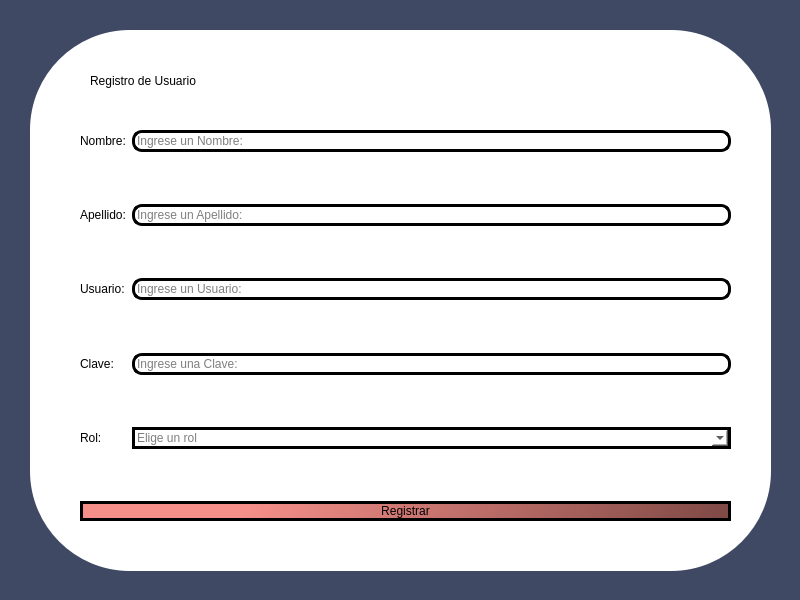
Before: the Qt Designer form Proyecto/Interfaces/Ui/Registrar.ui in EdCenten0/MAPA-Python, drawn with Qt 5.
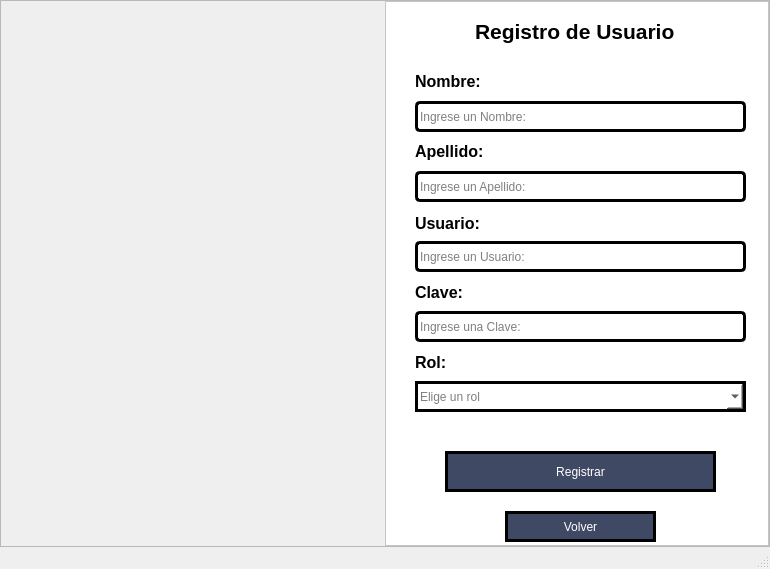
After: the same form once the commit is applied. Icons and pictures are not drawn.

What changed in the file:
```diff
--- a/Proyecto/Interfaces/Ui/Registrar.ui
+++ b/Proyecto/Interfaces/Ui/Registrar.ui
@@ -9,211 +9,272 @@
    <rect>
     <x>0</x>
     <y>0</y>
-    <width>800</width>
-    <height>600</height>
+    <width>770</width>
+    <height>569</height>
    </rect>
   </property>
   <property name="windowTitle">
    <string>Registrar</string>
   </property>
+  <property name="windowOpacity">
+   <double>1.000000000000000</double>
+  </property>
+  <property name="autoFillBackground">
+   <bool>false</bool>
+  </property>
   <property name="styleSheet">
-   <string notr="true">background-color: rgb(63, 73, 100);</string>
+   <string notr="true"/>
+  </property>
+  <property name="toolButtonStyle">
+   <enum>Qt::ToolButtonIconOnly</enum>
   </property>
   <widget class="QWidget" name="centralwidget">
+   <layout class="QVBoxLayout" name="verticalLayout">
+    <property name="spacing">
+     <number>0</number>
+    </property>
+    <property name="leftMargin">
+     <number>0</number>
+    </property>
+    <property name="topMargin">
+     <number>0</number>
+    </property>
+    <property name="rightMargin">
+     <number>0</number>
+    </property>
+    <property name="bottomMargin">
+     <number>0</number>
+    </property>
+    <item>
    <widget class="QFrame" name="frame">
-    <property name="geometry">
-     <rect>
-      <x>30</x>
-      <y>30</y>
-      <width>741</width>
-      <height>541</height>
-     </rect>
-    </property>
-    <property name="styleSheet">
-     <string notr="true">background-color: rgb(255, 255, 255);
-border-radius:100px;</string>
-    </property>
     <property name="frameShape">
      <enum>QFrame::StyledPanel</enum>
     </property>
     <property name="frameShadow">
      <enum>QFrame::Raised</enum>
     </property>
+      <layout class="QHBoxLayout" name="horizontalLayout">
+       <property name="spacing">
+        <number>0</number>
+       </property>
+       <property name="leftMargin">
+        <number>0</number>
+       </property>
+       <property name="topMargin">
+        <number>0</number>
+       </property>
+       <property name="rightMargin">
+        <number>0</number>
+       </property>
+       <property name="bottomMargin">
+        <number>0</number>
+       </property>
+       <item>
     <widget class="QLabel" name="label">
-     <property name="geometry">
-      <rect>
-       <x>580</x>
-       <y>10</y>
-       <width>81</width>
-       <height>81</height>
-      </rect>
-     </property>
      <property name="styleSheet">
-      <string notr="true">
-border-radius: 40px;
-border-image: url(:/Imagenes/Logo MAPA.png);
+          <string notr="true">border-image: url(:/Imagenes/Fondo Registrar.jpg);
 </string>
      </property>
      <property name="text">
       <string/>
      </property>
     </widget>
-    <widget class="QWidget" name="formLayoutWidget">
+       </item>
+       <item>
+        <widget class="QFrame" name="frame_2">
+         <property name="styleSheet">
+          <string notr="true">
+background-color: rgb(255, 255, 255);
+</string>
+         </property>
+         <property name="frameShape">
+          <enum>QFrame::StyledPanel</enum>
+         </property>
+         <property name="frameShadow">
+          <enum>QFrame::Raised</enum>
+         </property>
+         <widget class="QLabel" name="label_13">
      <property name="geometry">
       <rect>
-       <x>50</x>
-       <y>100</y>
-       <width>651</width>
-       <height>391</height>
-      </rect>
-     </property>
-     <layout class="QFormLayout" name="formLayout">
-      <item row="0" column="0">
-       <widget class="QLabel" name="label_3">
+            <x>90</x>
+            <y>10</y>
+            <width>211</width>
+            <height>41</height>
+           </rect>
+          </property>
+          <property name="font">
+           <font>
+            <family>MS Shell Dlg 2</family>
+            <pointsize>16</pointsize>
+            <weight>75</weight>
+            <italic>false</italic>
+            <bold>true</bold>
+           </font>
+          </property>
+          <property name="styleSheet">
+           <string notr="true"/>
+          </property>
+          <property name="text">
+           <string>Registro de Usuario</string>
+          </property>
+         </widget>
+         <widget class="QLabel" name="label_14">
+          <property name="geometry">
+           <rect>
+            <x>30</x>
+            <y>70</y>
+            <width>81</width>
+            <height>21</height>
+           </rect>
+          </property>
+          <property name="font">
+           <font>
+            <pointsize>12</pointsize>
+            <weight>75</weight>
+            <bold>true</bold>
+           </font>
+          </property>
         <property name="text">
          <string>Nombre:</string>
         </property>
        </widget>
-      </item>
-      <item row="0" column="1">
        <widget class="QLineEdit" name="line_nombre">
+          <property name="geometry">
+           <rect>
+            <x>30</x>
+            <y>100</y>
+            <width>331</width>
+            <height>31</height>
+           </rect>
+          </property>
         <property name="styleSheet">
          <string notr="true">border: 3px solid black;
-border-radius: 10px;</string>
+border-radius: 5px;</string>
         </property>
         <property name="placeholderText">
          <string>Ingrese un Nombre:</string>
         </property>
        </widget>
-      </item>
-      <item row="1" column="0" colspan="2">
-       <spacer name="verticalSpacer">
-        <property name="orientation">
-         <enum>Qt::Vertical</enum>
-        </property>
-        <property name="sizeHint" stdset="0">
-         <size>
-          <width>20</width>
-          <height>40</height>
-         </size>
-        </property>
-       </spacer>
-      </item>
-      <item row="2" column="0">
-       <widget class="QLabel" name="label_2">
-        <property name="text">
-         <string>Apellido:</string>
-        </property>
-       </widget>
-      </item>
-      <item row="2" column="1">
        <widget class="QLineEdit" name="line_apellido">
+          <property name="geometry">
+           <rect>
+            <x>30</x>
+            <y>170</y>
+            <width>331</width>
+            <height>31</height>
+           </rect>
+          </property>
         <property name="styleSheet">
          <string notr="true">border: 3px solid black;
-border-radius: 10px;</string>
+border-radius: 5px;</string>
         </property>
         <property name="placeholderText">
          <string>Ingrese un Apellido:</string>
         </property>
        </widget>
-      </item>
-      <item row="3" column="0" colspan="2">
-       <spacer name="verticalSpacer_2">
-        <property name="orientation">
-         <enum>Qt::Vertical</enum>
-        </property>
-        <property name="sizeHint" stdset="0">
-         <size>
-          <width>20</width>
-          <height>40</height>
-         </size>
-        </property>
-       </spacer>
-      </item>
-      <item row="4" column="0">
-       <widget class="QLabel" name="label_5">
+         <widget class="QLabel" name="label_11">
+          <property name="geometry">
+           <rect>
+            <x>30</x>
+            <y>140</y>
+            <width>101</width>
+            <height>21</height>
+           </rect>
+          </property>
+          <property name="font">
+           <font>
+            <pointsize>12</pointsize>
+            <weight>75</weight>
+            <bold>true</bold>
+           </font>
+          </property>
+          <property name="text">
+           <string>Apellido:</string>
+          </property>
+         </widget>
+         <widget class="QLabel" name="label_9">
+          <property name="geometry">
+           <rect>
+            <x>30</x>
+            <y>212</y>
+            <width>81</width>
+            <height>20</height>
+           </rect>
+          </property>
+          <property name="font">
+           <font>
+            <pointsize>12</pointsize>
+            <weight>75</weight>
+            <bold>true</bold>
+           </font>
+          </property>
         <property name="text">
          <string>Usuario:</string>
         </property>
        </widget>
-      </item>
-      <item row="4" column="1">
        <widget class="QLineEdit" name="line_usuario">
+          <property name="geometry">
+           <rect>
+            <x>30</x>
+            <y>240</y>
+            <width>331</width>
+            <height>31</height>
+           </rect>
+          </property>
         <property name="styleSheet">
          <string notr="true">border: 3px solid black;
-border-radius: 10px;</string>
+border-radius: 5px;</string>
         </property>
         <property name="placeholderText">
          <string>Ingrese un Usuario:</string>
         </property>
        </widget>
-      </item>
-      <item row="5" column="0" colspan="2">
-       <spacer name="verticalSpacer_3">
-        <property name="orientation">
-         <enum>Qt::Vertical</enum>
-        </property>
-        <property name="sizeHint" stdset="0">
-         <size>
-          <width>20</width>
-          <height>40</height>
-         </size>
-        </property>
-       </spacer>
-      </item>
-      <item row="6" column="0">
-       <widget class="QLabel" name="label_7">
+         <widget class="QLabel" name="label_12">
+          <property name="geometry">
+           <rect>
+            <x>30</x>
+            <y>280</y>
+            <width>61</width>
+            <height>22</height>
+           </rect>
+          </property>
+          <property name="font">
+           <font>
+            <pointsize>12</pointsize>
+            <weight>75</weight>
+            <bold>true</bold>
+           </font>
+          </property>
         <property name="text">
          <string>Clave:</string>
         </property>
        </widget>
-      </item>
-      <item row="6" column="1">
        <widget class="QLineEdit" name="line_clave">
+          <property name="geometry">
+           <rect>
+            <x>30</x>
+            <y>310</y>
+            <width>331</width>
+            <height>31</height>
+           </rect>
+          </property>
         <property name="styleSheet">
          <string notr="true">border: 3px solid black;
-border-radius: 10px;</string>
+border-radius: 5px;</string>
         </property>
         <property name="placeholderText">
          <string>Ingrese una Clave:</string>
         </property>
        </widget>
-      </item>
-      <item row="7" column="0" colspan="2">
-       <spacer name="verticalSpacer_4">
-        <property name="orientation">
-         <enum>Qt::Vertical</enum>
-        </property>
-        <property name="sizeHint" stdset="0">
-         <size>
-          <width>20</width>
-          <height>40</height>
-         </size>
-        </property>
-       </spacer>
-      </item>
-      <item row="8" column="0">
-       <widget class="QLabel" name="label_6">
-        <property name="text">
-         <string>Rol:</string>
-        </property>
-       </widget>
-      </item>
-      <item row="9" column="1">
-       <spacer name="verticalSpacer_5">
-        <property name="orientation">
-         <enum>Qt::Vertical</enum>
-        </property>
-        <property name="sizeHint" stdset="0">
-         <size>
-          <width>20</width>
-          <height>40</height>
-         </size>
-        </property>
-       </spacer>
-      </item>
-      <item row="8" column="1">
        <widget class="QComboBox" name="cb_rol">
+          <property name="geometry">
+           <rect>
+            <x>30</x>
+            <y>380</y>
+            <width>331</width>
+            <height>31</height>
+           </rect>
+          </property>
         <property name="styleSheet">
          <string notr="true">border: 3px solid black;
 color: rgb(0, 0, 0);</string>
@@ -222,38 +283,68 @@
          <string>Elige un rol</string>
         </property>
        </widget>
-      </item>
-      <item row="10" column="0" colspan="2">
+         <widget class="QLabel" name="label_10">
+          <property name="geometry">
+           <rect>
+            <x>30</x>
+            <y>350</y>
+            <width>41</width>
+            <height>22</height>
+           </rect>
+          </property>
+          <property name="font">
+           <font>
+            <pointsize>12</pointsize>
+            <weight>75</weight>
+            <bold>true</bold>
+           </font>
+          </property>
+          <property name="text">
+           <string>Rol:</string>
+          </property>
+         </widget>
        <widget class="QPushButton" name="bt_registrar">
-        <property name="styleSheet">
-         <string notr="true">border: 3px solid black;
-background-color: qlineargradient(spread:reflect, x1:0, y1:0, x2:1, y2:0.0170455, stop:0.261364 rgba(246, 143, 137, 255), stop:1 rgba(128, 74, 70, 255));</string>
-        </property>
-        <property name="text">
-         <string>Registrar</string>
-        </property>
-       </widget>
-      </item>
-     </layout>
-    </widget>
-    <widget class="QLabel" name="label_8">
      <property name="geometry">
       <rect>
        <x>60</x>
-       <y>30</y>
-       <width>311</width>
+            <y>450</y>
+            <width>271</width>
        <height>41</height>
       </rect>
      </property>
      <property name="styleSheet">
-      <string notr="true">font: 25pt &quot;Ubuntu&quot;;
-</string>
+           <string notr="true">border: 3px solid black;
+background-color: rgb(63, 73, 100);
+color: rgb(255, 255, 255);</string>
      </property>
      <property name="text">
-      <string>Registro de Usuario</string>
-     </property>
-    </widget>
-   </widget>
+           <string>Registrar</string>
+          </property>
+         </widget>
+         <widget class="QPushButton" name="bt_volver">
+          <property name="geometry">
+           <rect>
+            <x>120</x>
+            <y>510</y>
+            <width>151</width>
+            <height>31</height>
+           </rect>
+          </property>
+          <property name="styleSheet">
+           <string notr="true">border: 3px solid black;
+background-color: rgb(63, 73, 100);
+color: rgb(255, 255, 255);</string>
+          </property>
+          <property name="text">
+           <string>Volver</string>
+          </property>
+         </widget>
+        </widget>
+       </item>
+      </layout>
+     </widget>
+    </item>
+   </layout>
   </widget>
   <widget class="QMenuBar" name="menubar">
    <property name="geometry">
```
Left out of the diff: 12 changed lines with no effect on the pictures. Lines whose indentation alone changed are shown as unchanged.
